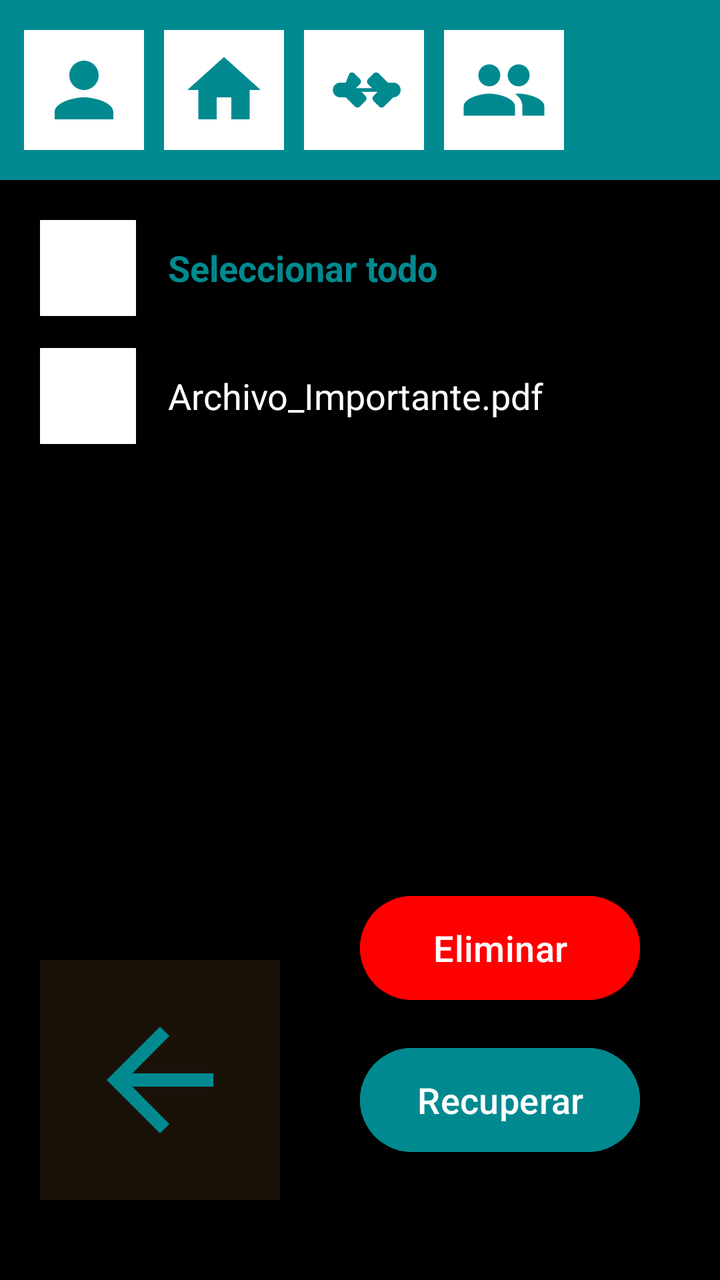
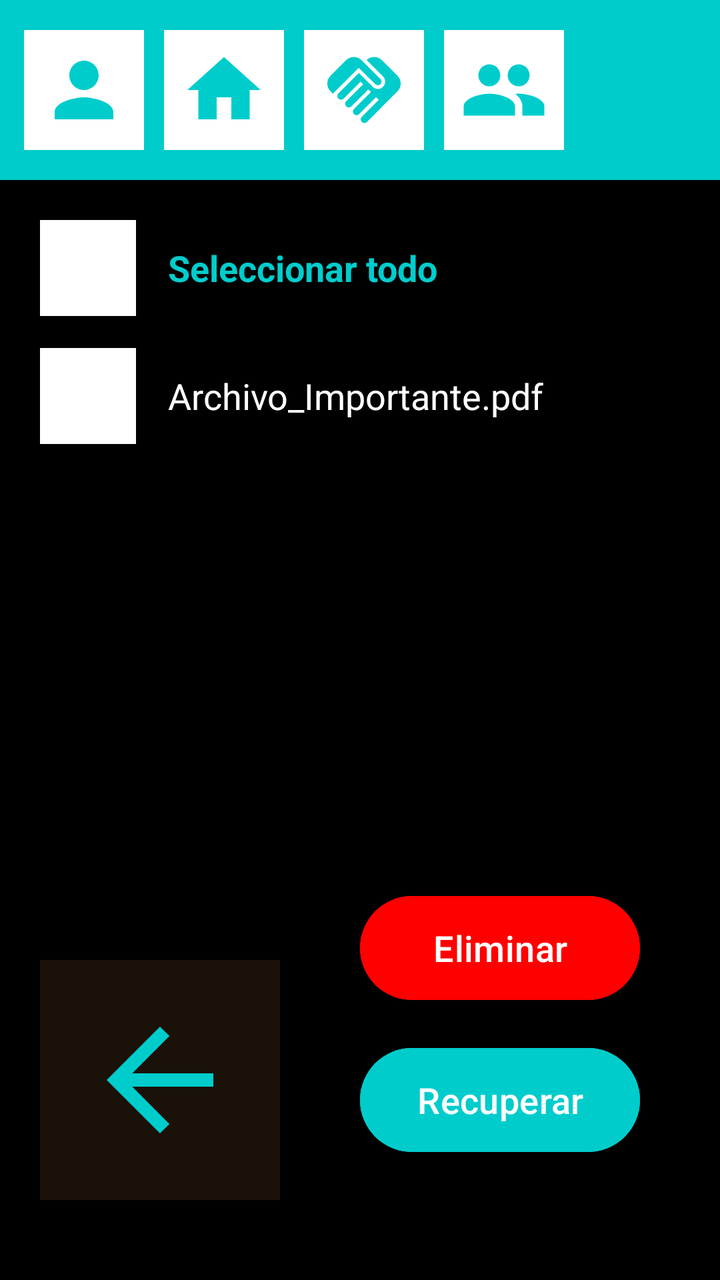

Screens rendered from an Android XML layout before and after an edit, with the pre-edit source and the edit as a unified diff.
<!-- AndroidManifest.xml: application theme Theme.QuikFile -->
<!-- res/layout/activity_trash.xml -->
<?xml version="1.0" encoding="utf-8"?>
<androidx.constraintlayout.widget.ConstraintLayout xmlns:android="http://schemas.android.com/apk/res/android"
    xmlns:app="http://schemas.android.com/apk/res-auto"
    xmlns:tools="http://schemas.android.com/tools"
    android:layout_width="match_parent"
    android:layout_height="match_parent"
    android:background="@color/background_black"
    android:fitsSystemWindows="true"
    tools:context=".TrashActivity">

    <LinearLayout
        android:id="@+id/topBar"
        android:layout_width="match_parent"
        android:layout_height="90dp"
        android:background="@color/blue_app"
        android:gravity="center_vertical"
        android:orientation="horizontal"
        android:paddingStart="12dp"
        android:paddingEnd="12dp"
        app:layout_constraintTop_toTopOf="parent">

        <ImageView
            android:id="@+id/btnSettings"
            android:layout_width="60dp"
            android:layout_height="60dp"
            android:layout_marginEnd="10dp"
            android:background="@color/white"
            android:padding="8dp"
            android:src="@drawable/ic_person"
            app:tint="@color/blue_app" />

        <ImageView
            android:id="@+id/btnHome"
            android:layout_width="60dp"
            android:layout_height="60dp"
            android:layout_marginEnd="10dp"
            android:background="@color/white"
            android:padding="8dp"
            android:src="@drawable/ic_home"
            app:tint="@color/blue_app" />

        <ImageView
            android:id="@+id/btnShared"
            android:layout_width="60dp"
            android:layout_height="60dp"
            android:layout_marginEnd="10dp"
            android:background="@color/white"
            android:padding="8dp"
            android:src="@drawable/ic_handshake"
            app:tint="@color/blue_app" />

        <ImageView
            android:id="@+id/btnLogin"
            android:layout_width="60dp"
            android:layout_height="60dp"
            android:background="@color/white"
            android:padding="8dp"
            android:src="@drawable/ic_group"
            app:tint="@color/blue_app" />
    </LinearLayout>

    
    <ScrollView
        android:layout_width="match_parent"
        android:layout_height="0dp"
        android:layout_marginTop="20dp"
        android:layout_marginBottom="20dp"
        app:layout_constraintBottom_toTopOf="@id/actionButtons"
        app:layout_constraintTop_toBottomOf="@id/topBar">

        <LinearLayout
            android:id="@+id/trashListContainer"
            android:layout_width="match_parent"
            android:layout_height="wrap_content"
            android:orientation="vertical"
            android:paddingStart="20dp"
            android:paddingEnd="20dp">

            <LinearLayout
                android:layout_width="match_parent"
                android:layout_height="wrap_content"
                android:gravity="center_vertical"
                android:orientation="horizontal"
                android:layout_marginBottom="16dp">

                <CheckBox
                    android:id="@+id/cbSelectAll"
                    android:layout_width="48dp"
                    android:layout_height="48dp"
                    android:background="@drawable/checkbox_selector"
                    android:button="@null" />

                <TextView
                    android:layout_width="wrap_content"
                    android:layout_height="wrap_content"
                    android:layout_marginStart="16dp"
                    android:text="Seleccionar todo"
                    android:textColor="@color/blue_app"
                    android:textSize="18sp"
                    android:textStyle="bold" />
            </LinearLayout>

            
            <LinearLayout
                android:layout_width="match_parent"
                android:layout_height="wrap_content"
                android:gravity="center_vertical"
                android:orientation="horizontal"
                android:layout_marginBottom="16dp">

                <CheckBox
                    android:id="@+id/cbFile1"
                    android:layout_width="48dp"
                    android:layout_height="48dp"
                    android:background="@drawable/checkbox_selector"
                    android:button="@null" />

                <TextView
                    android:layout_width="wrap_content"
                    android:layout_height="wrap_content"
                    android:layout_marginStart="16dp"
                    android:text="Archivo_Importante.pdf"
                    android:textColor="@color/white"
                    android:textSize="18sp" />
            </LinearLayout>

            

        </LinearLayout>
    </ScrollView>

    <ImageView
        android:id="@+id/btnBack"
        android:layout_width="120dp"
        android:layout_height="120dp"
        android:layout_marginStart="20dp"
        android:layout_marginBottom="40dp"
        android:background="#1A1108"
        android:padding="20dp"
        android:src="@drawable/ic_arrow_back"
        app:layout_constraintBottom_toBottomOf="parent"
        app:layout_constraintStart_toStartOf="parent"
        app:tint="@color/blue_app" />

    <LinearLayout
        android:id="@+id/actionButtons"
        android:layout_width="wrap_content"
        android:layout_height="wrap_content"
        android:layout_marginEnd="40dp"
        android:layout_marginBottom="60dp"
        android:orientation="vertical"
        app:layout_constraintBottom_toBottomOf="parent"
        app:layout_constraintEnd_toEndOf="parent">

        <Button
            android:id="@+id/btnDelete"
            android:layout_width="140dp"
            android:layout_height="60dp"
            android:layout_marginBottom="16dp"
            android:backgroundTint="@color/red_delete"
            android:text="Eliminar"
            android:textAllCaps="false"
            android:textSize="18sp" />

        <Button
            android:id="@+id/btnRecover"
            android:layout_width="140dp"
            android:layout_height="60dp"
            android:backgroundTint="@color/blue_app"
            android:text="Recuperar"
            android:textAllCaps="false"
            android:textColor="@color/white"
            android:textSize="18sp" />
    </LinearLayout>

</androidx.constraintlayout.widget.ConstraintLayout>
<!-- resources referenced by this layout -->
<resources>
  <color name="background_black">#000000</color>//si lo he puesto todo bien sobraria este
  <color name="blue_app">#008A90</color>
  <color name="red_delete">#FF0000</color>
  <color name="white">#FFFFFFFF</color>
  <!-- drawable ic_arrow_back (drawable) -->
  <vector xmlns:android="http://schemas.android.com/apk/res/android"
      android:width="24dp"
      android:height="24dp"
      android:viewportWidth="24"
      android:viewportHeight="24">
    <path
        android:fillColor="@color/black"
        android:pathData="M20,11H7.83l5.59,-5.59L12,4l-8,8 8,8 1.41,-1.41L7.83,13H20v-2z"/>
  </vector>
  <!-- drawable ic_group (drawable) -->
  <?xml version="1.0" encoding="utf-8"?>
  <vector xmlns:android="http://schemas.android.com/apk/res/android"
      android:width="24dp"
      android:height="24dp"
      android:viewportWidth="24"
      android:viewportHeight="24">
      <path
          android:fillColor="#000000"
          android:pathData="M16,11c1.66,0 2.99,-1.34 2.99,-3S17.66,5 16,5s-3,1.34 -3,3 1.34,3 3,3zM8,11c1.66,0 2.99,-1.34 2.99,-3S9.66,5 8,5 5,6.34 5,8s1.34,3 3,3zM8,13c-2.33,0 -7,1.17 -7,3.5V19h14v-2.5c0,-2.33 -4.67,-3.5 -7,-3.5zM16,13c-0.29,0 -0.62,0.02 -0.97,0.05 1.16,0.84 1.97,1.97 1.97,3.45V19h6v-2.5c0,-2.33 -4.67,-3.5 -7,-3.5z"/>
  </vector>
  <!-- drawable ic_handshake (drawable) -->
  <?xml version="1.0" encoding="utf-8"?>
  <vector xmlns:android="http://schemas.android.com/apk/res/android"
      android:width="24dp"
      android:height="24dp"
      android:viewportWidth="24"
      android:viewportHeight="24">
      <path
          android:fillColor="#000000"
          android:pathData="M22,12c0,-1.1 -0.9,-2 -2,-2h-1.5l-2.5,-2.5c-0.39,-0.39 -1.01,-0.39 -1.4,0l-1.5,1.5c-0.39,0.39 -0.39,1.01 0,1.4l1.1,1.1h-4.4l1.1,-1.1c0.39,-0.39 0.39,-1.01 0,-1.4l-1.5,-1.5c-0.39,-0.39 -1.01,-0.39 -1.4,0L7,10H5.5c-1.1,0 -2,0.9 -2,2s0.9,2 2,2h1.5l2.5,2.5c0.39,0.39 1.01,0.39 1.4,0l1.5,-1.5c0.39,-0.39 0.39,-1.01 0,-1.4l-1.1,-1.1h4.4l-1.1,1.1c-0.39,0.39 -0.39,1.01 0,1.4l1.5,1.5c0.39,0.39 1.01,0.39 1.4,0l2.5,-2.5H20c1.1,0 2,-0.9 2,-2z"/>
  </vector>
  <!-- drawable ic_home (drawable) -->
  <?xml version="1.0" encoding="utf-8"?>
  <vector xmlns:android="http://schemas.android.com/apk/res/android"
      android:width="24dp"
      android:height="24dp"
      android:viewportWidth="24"
      android:viewportHeight="24">
      <path
          android:fillColor="#000000"
          android:pathData="M10,20V14H14V20H19V12H22L12,3L2,12H5V20H10Z"/>
  </vector>
  <!-- drawable ic_person (drawable) -->
  <?xml version="1.0" encoding="utf-8"?>
  <vector xmlns:android="http://schemas.android.com/apk/res/android"
      android:width="24dp"
      android:height="24dp"
      android:viewportWidth="24"
      android:viewportHeight="24">
      <path
          android:fillColor="#000000"
          android:pathData="M12,12c2.21,0 4,-1.79 4,-4s-1.79,-4 -4,-4 -4,1.79 -4,4 1.79,4 4,4zM12,14c-2.67,0 -8,1.34 -8,4v2h16v-2c0,-2.66 -5.33,-4 -8,-4z"/>
  </vector>
  <style name="Theme.QuikFile" parent="Base.Theme.QuikFile" />
  <!-- drawable ic_check (drawable) -->
  <?xml version="1.0" encoding="utf-8"?>
  <vector xmlns:android="http://schemas.android.com/apk/res/android"
      android:width="24dp"
      android:height="24dp"
      android:viewportWidth="24"
      android:viewportHeight="24">
      <path
          android:fillColor="@color/blue_app"
          android:pathData="M9,16.17L4.83,12l-1.42,1.41L9,19 21,7l-1.41,-1.41z"/>
  </vector>
  <color name="black">#FF000000</color>
  <style name="Base.Theme.QuikFile" parent="Theme.Material3.DayNight.NoActionBar">
          
          
      </style>
  <!-- unchanged entries left out for length: 1 -->
</resources>

<!-- the commit's change to res/layout/activity_trash.xml (unified diff, before → after) -->
@@ -4,7 +4,7 @@
     xmlns:tools="http://schemas.android.com/tools"
     android:layout_width="match_parent"
     android:layout_height="match_parent"
-    android:background="@color/background_black"
+    android:background="@color/black"
     android:fitsSystemWindows="true"
     tools:context=".TrashActivity">
 
<!-- resource entries referenced after the edit -->
@@ -1,7 +1,6 @@
 <!-- resources referenced by this layout -->
 <resources>
-  <color name="background_black">#000000</color>//si lo he puesto todo bien sobraria este
-  <color name="blue_app">#008A90</color>
+  <color name="blue_app">#00CCCC</color>
   <color name="red_delete">#FF0000</color>
   <color name="white">#FFFFFFFF</color>
   <!-- drawable ic_arrow_back (drawable) -->
@@ -26,15 +25,10 @@
           android:pathData="M16,11c1.66,0 2.99,-1.34 2.99,-3S17.66,5 16,5s-3,1.34 -3,3 1.34,3 3,3zM8,11c1.66,0 2.99,-1.34 2.99,-3S9.66,5 8,5 5,6.34 5,8s1.34,3 3,3zM8,13c-2.33,0 -7,1.17 -7,3.5V19h14v-2.5c0,-2.33 -4.67,-3.5 -7,-3.5zM16,13c-0.29,0 -0.62,0.02 -0.97,0.05 1.16,0.84 1.97,1.97 1.97,3.45V19h6v-2.5c0,-2.33 -4.67,-3.5 -7,-3.5z"/>
   </vector>
   <!-- drawable ic_handshake (drawable) -->
-  <?xml version="1.0" encoding="utf-8"?>
-  <vector xmlns:android="http://schemas.android.com/apk/res/android"
-      android:width="24dp"
-      android:height="24dp"
-      android:viewportWidth="24"
-      android:viewportHeight="24">
-      <path
-          android:fillColor="#000000"
-          android:pathData="M22,12c0,-1.1 -0.9,-2 -2,-2h-1.5l-2.5,-2.5c-0.39,-0.39 -1.01,-0.39 -1.4,0l-1.5,1.5c-0.39,0.39 -0.39,1.01 0,1.4l1.1,1.1h-4.4l1.1,-1.1c0.39,-0.39 0.39,-1.01 0,-1.4l-1.5,-1.5c-0.39,-0.39 -1.01,-0.39 -1.4,0L7,10H5.5c-1.1,0 -2,0.9 -2,2s0.9,2 2,2h1.5l2.5,2.5c0.39,0.39 1.01,0.39 1.4,0l1.5,-1.5c0.39,-0.39 0.39,-1.01 0,-1.4l-1.1,-1.1h4.4l-1.1,1.1c-0.39,0.39 -0.39,1.01 0,1.4l1.5,1.5c0.39,0.39 1.01,0.39 1.4,0l2.5,-2.5H20c1.1,0 2,-0.9 2,-2z"/>
+  <vector xmlns:android="http://schemas.android.com/apk/res/android" android:height="24dp" android:tint="@color/blue_app" android:viewportHeight="24" android:viewportWidth="24" android:width="24dp">
+  
+      <path android:fillColor="@android:color/white" android:pathData="M16.48,10.41c-0.39,0.39 -1.04,0.39 -1.43,0l-4.47,-4.46l-7.05,7.04l-0.66,-0.63c-1.17,-1.17 -1.17,-3.07 0,-4.24l4.24,-4.24c1.17,-1.17 3.07,-1.17 4.24,0L16.48,9C16.87,9.39 16.87,10.02 16.48,10.41zM17.18,8.29c0.78,0.78 0.78,2.05 0,2.83c-1.27,1.27 -2.61,0.22 -2.83,0l-3.76,-3.76l-5.57,5.57c-0.39,0.39 -0.39,1.02 0,1.41c0.39,0.39 1.02,0.39 1.42,0l4.62,-4.62l0.71,0.71l-4.62,4.62c-0.39,0.39 -0.39,1.02 0,1.41c0.39,0.39 1.02,0.39 1.42,0l4.62,-4.62l0.71,0.71l-4.62,4.62c-0.39,0.39 -0.39,1.02 0,1.41c0.39,0.39 1.02,0.39 1.41,0l4.62,-4.62l0.71,0.71l-4.62,4.62c-0.39,0.39 -0.39,1.02 0,1.41c0.39,0.39 1.02,0.39 1.41,0l8.32,-8.34c1.17,-1.17 1.17,-3.07 0,-4.24l-4.24,-4.24c-1.15,-1.15 -3.01,-1.17 -4.18,-0.06L17.18,8.29z"/>
+  
   </vector>
   <!-- drawable ic_home (drawable) -->
   <?xml version="1.0" encoding="utf-8"?>
